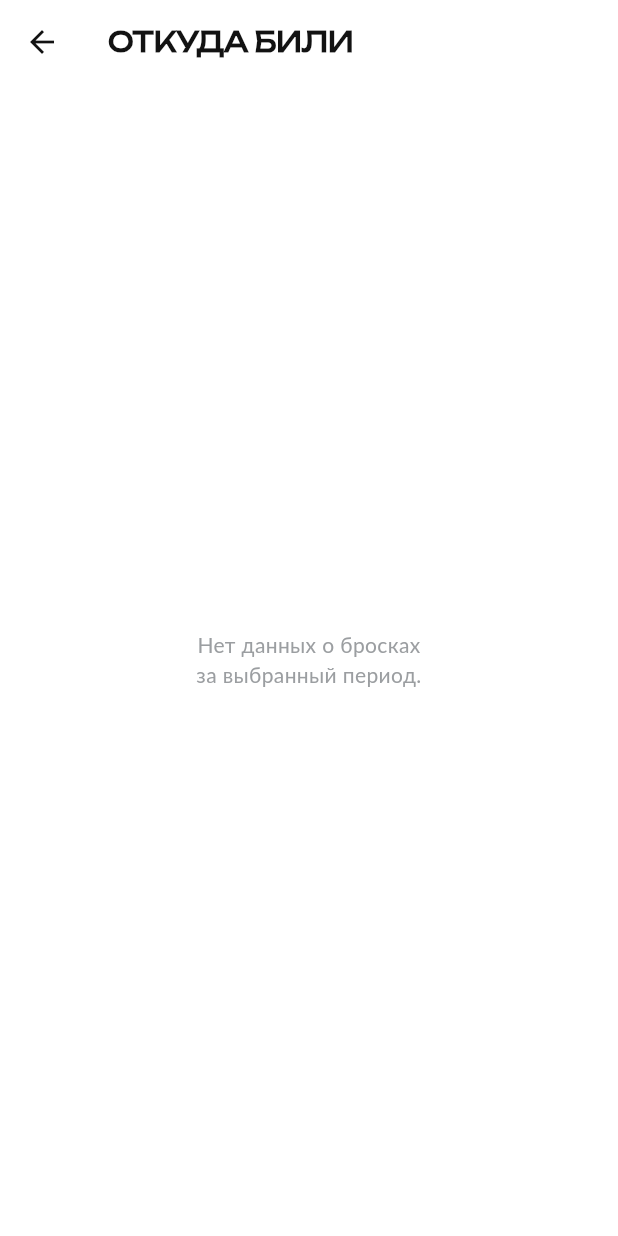
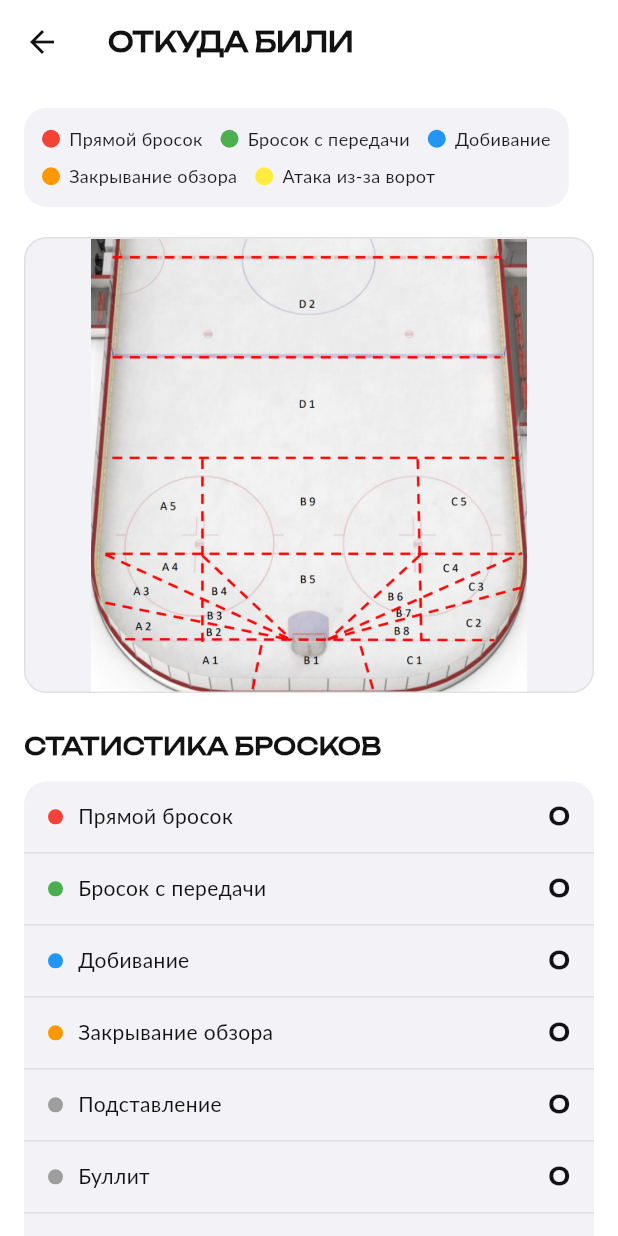
Before and after one commit to novoros-id/pro_club_season_3, a Flutter app: the ShotOriginMapScreen screen opened directly, on a phone screen of 412 x 824 dp. Run offline on Flutter 3.47's test engine with Material 3 defaults, Android fonts, the phone set to English and light mode, and no system bars; our stand-ins replace audioplayers, drift, fl_chart, flutter_riverpod, flutter_svg, go_router and 1 more; accounts and stored records are empty; generated files the repository leaves out were written again; project files that could hold a hidden picture were left out.

Commit message:
Доработки по аналитике

```diff
--- a/lib/core/database/app_database.dart
+++ b/lib/core/database/app_database.dart
@@ -101,7 +101,7 @@ class AppDatabase extends _$AppDatabase {
   AppDatabase([QueryExecutor? executor]) : super(executor ?? _openConnection());
 
   @override
-  int get schemaVersion => 6;
+  int get schemaVersion => 7;
 
   @override
   MigrationStrategy get migration => MigrationStrategy(
--- a/lib/features/analytics/ui/reports/match_stats_screen.dart
+++ b/lib/features/analytics/ui/reports/match_stats_screen.dart
@@ -16,7 +16,7 @@ class _MatchStatsScreenState extends ConsumerState<MatchStatsScreen> {
   List<Matche> _matches = [];
   bool _isLoading = true;
 
-  // 🎨 Дизайн-система
+  //  Дизайн-система
   static const Color primaryText = Color(0xFF121212);
   static const Color accentColor = Color(0xFFBBF246);
   static const Color auxText = Color(0xFF9B9EA1);
@@ -75,21 +75,20 @@ class _MatchStatsScreenState extends ConsumerState<MatchStatsScreen> {
     int countWithPct = 0;
 
     for (var match in _matches) {
-      // Минуты (берем из gameDuration, если есть, иначе парсим gameTime или берем дефолт 60)
+      // Минуты
       if (match.gameDuration != null) {
         totalMinutes += match.gameDuration!;
       } else if (match.gameTime != null && match.gameTime!.contains(':')) {
-        // Если в gameTime хранится что-то вроде "60:00", пробуем взять часы*60 + минуты
         final parts = match.gameTime!.split(':');
         if (parts.length >= 2) {
           final h = int.tryParse(parts[0]) ?? 0;
           final m = int.tryParse(parts[1]) ?? 0;
           totalMinutes += (h * 60) + m;
         } else {
-          totalMinutes += 60; // Дефолт
+          totalMinutes += 60;
         }
       } else {
-        totalMinutes += 60; // Дефолт
+        totalMinutes += 60;
       }
 
       // Броски и Голы
@@ -147,9 +146,9 @@ class _MatchStatsScreenState extends ConsumerState<MatchStatsScreen> {
             ),
             child: Row(
               children: [
-                SizedBox(width: 50, child: _buildHeader('ДАТА')), // Уменьшили ширину даты
+                SizedBox(width: 50, child: _buildHeader('ДАТА')),
                 Expanded(flex: 2, child: _buildHeader('СОПЕРНИК')),
-                SizedBox(width: 50, child: _buildHeader('ВРЕМЯ', align: TextAlign.center)), // Новая колонка
+                SizedBox(width: 50, child: _buildHeader('ВРЕМЯ', align: TextAlign.center)),
                 SizedBox(width: 50, child: _buildHeader('БР.', align: TextAlign.center)),
                 SizedBox(width: 50, child: _buildHeader('ГОЛЫ', align: TextAlign.center)),
                 SizedBox(width: 50, child: _buildHeader('%', align: TextAlign.center)),
@@ -164,7 +163,6 @@ class _MatchStatsScreenState extends ConsumerState<MatchStatsScreen> {
               itemBuilder: (context, index) {
                 final match = _matches[index];
 
-                // Форматируем время для отображения
                 String timeStr = '-';
                 if (match.gameTime != null) {
                   timeStr = match.gameTime!;
@@ -179,14 +177,14 @@ class _MatchStatsScreenState extends ConsumerState<MatchStatsScreen> {
                   ),
                   child: Row(
                     children: [
-                      // ДАТА (уменьшенный шрифт)
+                      // ДАТА
                       SizedBox(
                         width: 50,
                         child: Text(
-                          DateFormat('dd.MM').format(match.date), // Только день и месяц
+                          DateFormat('dd.MM').format(match.date),
                           style: const TextStyle(
                             fontFamily: 'Unbounded',
-                            fontSize: 12, // Уменьшили размер
+                            fontSize: 12,
                             color: primaryText,
                             fontWeight: FontWeight.w600,
                           ),
@@ -249,11 +247,11 @@ class _MatchStatsScreenState extends ConsumerState<MatchStatsScreen> {
                         ),
                       ),
 
-                      // % ОТРАЖЕНИЙ
+                      // % ОТРАЖЕНИЙ (✅ ИЗМЕНЕНО НА toStringAsFixed(1))
                       SizedBox(
                         width: 50,
                         child: Text(
-                          '${match.savePercentage?.toStringAsFixed(0) ?? '-'}%',
+                          '${match.savePercentage?.toStringAsFixed(1) ?? '-'}',
                           textAlign: TextAlign.center,
                           style: TextStyle(
                             fontFamily: 'Unbounded',
--- a/lib/features/analytics/ui/reports/shot_origin_map_screen.dart
+++ b/lib/features/analytics/ui/reports/shot_origin_map_screen.dart
@@ -21,9 +21,21 @@ class _ShotOriginMapScreenState extends ConsumerState<ShotOriginMapScreen> {
   static const Color primaryText = Color(0xFF121212);
   static const Color accentColor = Color(0xFFBBF246);
   static const Color auxText = Color(0xFF9B9EA1);
+  static const Color inputBg = Color(0xFFF2F2F7);
 
   // Пропорции картинки поля pole.png (2617x2094)
   static const double aspectRatio = 2094 / 2617;
+
+  // Цвета для типов бросков на карте
+  static const Map<int, Color> shotColors = {
+    1: Colors.red,       //  Прямой бросок
+    2: Colors.green,     // 🟢 Бросок с передачи
+    3: Colors.blue,      //  Добивание
+    4: Colors.orange,    // 🟠 Закрывание обзора
+    5: Colors.grey,      // (Не показываем на карте)
+    6: Colors.grey,      // (Не показываем на карте)
+    7: Colors.yellow, //  Атака из-за ворот
+  };
 
   static const Map<int, String> goalTypeNames = {
     1: 'Прямой бросок',
@@ -34,6 +46,9 @@ class _ShotOriginMapScreenState extends ConsumerState<ShotOriginMapScreen> {
     6: 'Буллит',
     7: 'Атака из-за ворот',
   };
+
+  // Список ID типов, которые отображаем на карте
+  static const List<int> visibleOnMap = [1, 2, 3, 4, 7];
 
   @override
   void initState() {
@@ -60,11 +75,8 @@ class _ShotOriginMapScreenState extends ConsumerState<ShotOriginMapScreen> {
     setState(() { _isLoading = true; });
 
     final db = ref.read(databaseProvider);
-
-    // 1. Получаем все игры вратаря
     final allMatches = await db.getMatchesByGoalkeeper(filters.selectedGoalkeeper!.id);
 
-    // 2. Фильтруем игры по дате
     final filteredMatches = allMatches.where((m) {
       return m.date.isAfter(filters.startDate!.subtract(const Duration(days: 1))) &&
           m.date.isBefore(filters.endDate!.add(const Duration(days: 1)));
@@ -72,7 +84,6 @@ class _ShotOriginMapScreenState extends ConsumerState<ShotOriginMapScreen> {
 
     _matchesMap = { for (var m in filteredMatches) m.id: m };
 
-    // 3. Загружаем голы для каждой игры
     List<Goal> loadedGoals = [];
     for (var match in filteredMatches) {
       final goals = await db.getGoalsByMatch(match.id);
@@ -85,11 +96,27 @@ class _ShotOriginMapScreenState extends ConsumerState<ShotOriginMapScreen> {
     });
   }
 
+  // Подсчет статистики по типам
+  Map<int, int> _getStats() {
+    Map<int, int> stats = {};
+    // Инициализируем все типы нулями
+    for (int i = 1; i <= 7; i++) {
+      stats[i] = 0;
+    }
+    // Считаем
+    for (var goal in _allGoals) {
+      if (stats.containsKey(goal.goalTypeId)) {
+        stats[goal.goalTypeId] = stats[goal.goalTypeId]! + 1;
+      }
+    }
+    return stats;
+  }
+
   @override
   Widget build(BuildContext context) {
-    // Динамические размеры как в Wizard для поля
     final double containerWidth = MediaQuery.of(context).size.width - 32;
     final double containerHeight = containerWidth * aspectRatio;
+    final stats = _getStats();
 
     return Scaffold(
       backgroundColor: Colors.white,
@@ -112,45 +139,41 @@ class _ShotOriginMapScreenState extends ConsumerState<ShotOriginMapScreen> {
       ),
       body: _isLoading
           ? const Center(child: CircularProgressIndicator())
-          : _allGoals.isEmpty
-          ? const Center(
-        child: Padding(
-          padding: EdgeInsets.all(24),
-          child: Text(
-            'Нет данных о бросках\nза выбранный период.',
-            textAlign: TextAlign.center,
-            style: TextStyle(fontFamily: 'Lato', color: auxText),
-          ),
-        ),
-      )
           : SingleChildScrollView(
         padding: const EdgeInsets.all(16),
         child: Column(
           crossAxisAlignment: CrossAxisAlignment.start,
           children: [
-            // Легенда (можно добавить позже, если нужно)
+            // Легенда карты
             Container(
               padding: const EdgeInsets.all(12),
               decoration: BoxDecoration(
-                color: const Color(0xFFF2F2F7),
+                color: inputBg,
                 borderRadius: BorderRadius.circular(15),
               ),
-              child: Row(
+              child: Wrap(
+                spacing: 12,
+                runSpacing: 8,
+                children: visibleOnMap.map((typeId) {
+                  return Row(
+                    mainAxisSize: MainAxisSize.min,
                     children: [
                       Container(
                         width: 12,
                         height: 12,
-                    decoration: const BoxDecoration(
-                      color: Color(0xFF1E88E5), // Синий цвет для бросков
+                        decoration: BoxDecoration(
+                          color: shotColors[typeId],
                           shape: BoxShape.circle,
                         ),
                       ),
-                  const SizedBox(width: 8),
-                  const Text(
-                    'Место броска',
-                    style: TextStyle(fontSize: 12, fontFamily: 'Lato'),
+                      const SizedBox(width: 6),
+                      Text(
+                        goalTypeNames[typeId]!,
+                        style: const TextStyle(fontSize: 12, fontFamily: 'Lato'),
                       ),
                     ],
+                  );
+                }).toList(),
               ),
             ),
 
@@ -164,7 +187,7 @@ class _ShotOriginMapScreenState extends ConsumerState<ShotOriginMapScreen> {
                     width: containerWidth,
                     height: containerHeight,
                     decoration: BoxDecoration(
-                      color: const Color(0xFFF2F2F7),
+                      color: inputBg,
                       borderRadius: BorderRadius.circular(15),
                       border: Border.all(color: Colors.grey.shade300),
                     ),
@@ -178,13 +201,13 @@ class _ShotOriginMapScreenState extends ConsumerState<ShotOriginMapScreen> {
                     ),
                   ),
 
-                  // Точки бросков
+                  // Точки бросков (только выбранные типы)
                   ..._allGoals.map((goal) {
-                    // Используем fromZoneX/Y для места броска
+                    if (!visibleOnMap.contains(goal.goalTypeId)) return const SizedBox.shrink();
                     if (goal.fromZoneX == null || goal.fromZoneY == null) return const SizedBox.shrink();
 
                     return Positioned(
-                      left: goal.fromZoneX! * containerWidth - 8, // -8 это половина ширины точки (16/2)
+                      left: goal.fromZoneX! * containerWidth - 8,
                       top: goal.fromZoneY! * containerHeight - 8,
                       child: GestureDetector(
                         onTap: () => _showGoalDetails(goal),
@@ -192,7 +215,7 @@ class _ShotOriginMapScreenState extends ConsumerState<ShotOriginMapScreen> {
                           width: 16,
                           height: 16,
                           decoration: BoxDecoration(
-                            color: const Color(0xFF1E88E5), // Синий цвет
+                            color: shotColors[goal.goalTypeId],
                             shape: BoxShape.circle,
                             border: Border.all(color: Colors.white, width: 2),
                             boxShadow: const [
@@ -207,15 +230,69 @@ class _ShotOriginMapScreenState extends ConsumerState<ShotOriginMapScreen> {
               ),
             ),
 
-            const SizedBox(height: 20),
+            const SizedBox(height: 24),
 
+            // Таблица статистики
+            const Text(
+              'СТАТИСТИКА БРОСКОВ',
+              style: TextStyle(
+                fontFamily: 'Unbounded',
+                fontSize: 16,
+                fontWeight: FontWeight.bold,
+                color: primaryText,
+              ),
+            ),
+            const SizedBox(height: 12),
+
+            Container(
+              decoration: BoxDecoration(
+                color: inputBg,
+                borderRadius: BorderRadius.circular(15),
+              ),
+              child: Column(
+                children: List.generate(7, (index) {
+                  final typeId = index + 1;
+                  final count = stats[typeId] ?? 0;
+                  final isLast = typeId == 7;
+
+                  return Container(
+                    padding: const EdgeInsets.symmetric(horizontal: 16, vertical: 12),
+                    decoration: BoxDecoration(
+                      border: !isLast ? Border(bottom: BorderSide(color: Colors.grey.shade300)) : null,
+                    ),
+                    child: Row(
+                      mainAxisAlignment: MainAxisAlignment.spaceBetween,
+                      children: [
+                        Row(
+                          children: [
+                            Container(
+                              width: 10,
+                              height: 10,
+                              decoration: BoxDecoration(
+                                color: shotColors[typeId],
+                                shape: BoxShape.circle,
+                              ),
+                            ),
+                            const SizedBox(width: 10),
                             Text(
-              'ВСЕГО БРОСКОВ: ${_allGoals.length}',
+                              goalTypeNames[typeId]!,
+                              style: const TextStyle(fontFamily: 'Lato', fontSize: 14, color: primaryText),
+                            ),
+                          ],
+                        ),
+                        Text(
+                          '$count',
                           style: const TextStyle(
                             fontFamily: 'Unbounded',
                             fontSize: 16,
                             fontWeight: FontWeight.bold,
                             color: primaryText,
+                          ),
+                        ),
+                      ],
+                    ),
+                  );
+                }),
               ),
             ),
           ],
```
Also changed, not shown: assets/images/author.svg (added), assets/images/goalie_l.png, assets/images/goalie_l_.png (added). Lines whose indentation alone changed are shown as unchanged.
